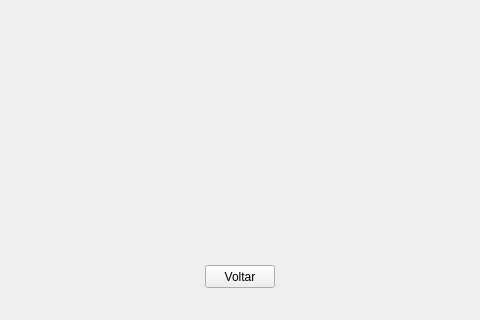
lucasdepaula/sbvbproject, file dev/sangueDaUFRJ/report.ui: the form before one commit; both pictures show x 0 to 480 and y 165 to 485 of the 480 by 485 pixel window.
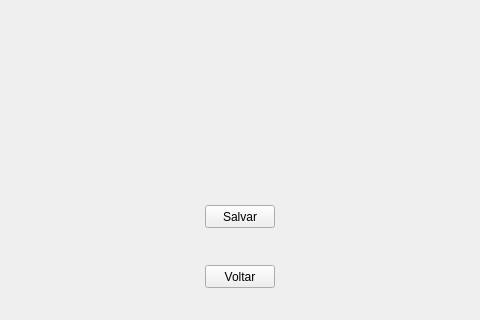
The form after the commit.

Commit message:
Added the Save Option in the Report Screen
This saves in or creates a *.csv file. Lucas Santos told me it would be
saved that way...

What changed in the file:
```diff
--- a/dev/sangueDaUFRJ/report.ui
+++ b/dev/sangueDaUFRJ/report.ui
@@ -69,6 +69,19 @@
     <string>&lt;html&gt;&lt;head/&gt;&lt;body&gt;&lt;p align=&quot;center&quot;&gt;&lt;span style=&quot; font-size:18pt; font-weight:600;&quot;&gt;GERAR RELATÓRIO DE MUTIRÃO&lt;/span&gt;&lt;/p&gt;&lt;/body&gt;&lt;/html&gt;</string>
    </property>
   </widget>
+  <widget class="QPushButton" name="pushButton_2">
+   <property name="geometry">
+    <rect>
+     <x>205</x>
+     <y>370</y>
+     <width>70</width>
+     <height>23</height>
+    </rect>
+   </property>
+   <property name="text">
+    <string>Salvar</string>
+   </property>
+  </widget>
  </widget>
  <resources/>
  <connections/>
```
The commit also changes 3 other files.
